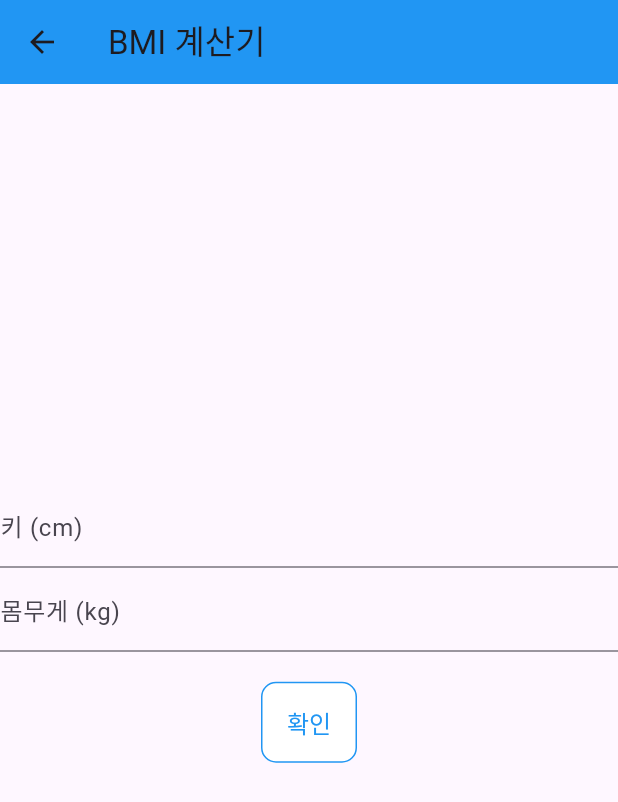
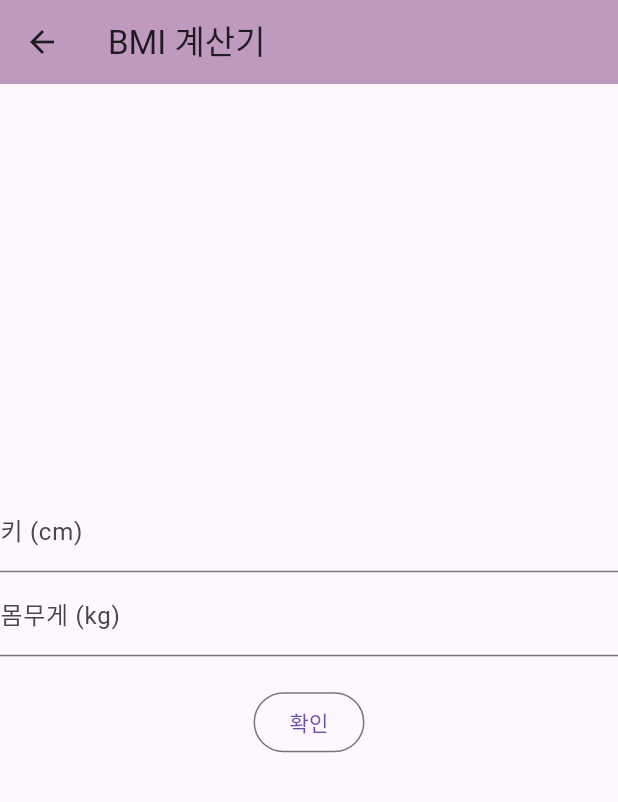
Before and after one commit to Kms3506/flutter_study, a Flutter app: the screen it shows after launch, after a tap on "BMI 계산기", on a phone screen of 412 x 824 dp. Shown: the top 802 px of the screen. Run offline on Flutter 3.47's test engine with Material 3 defaults, Android fonts, the phone set to English and light mode, and no system bars; our stand-ins replace sqflite, table_calendar; accounts and stored records are empty.

Commit message:
다크모드

```diff
--- a/flutter_study/lib/components/bmi.dart
+++ b/flutter_study/lib/components/bmi.dart
@@ -1,5 +1,5 @@
 import 'package:flutter/material.dart';
-import 'button_style.dart';
+//import 'button_style.dart';
 
 class Bmi extends StatefulWidget {
   @override
@@ -43,7 +43,7 @@ class _BmiState extends State<Bmi> {
                   });
                 }
               },
-              style: MyButtonStyle.outlinedButtonStyle,
+              //style: MyButtonStyle.outlinedButtonStyle,
               child: Text('확인'),
             ),
 
--- a/flutter_study/lib/components/memo.dart
+++ b/flutter_study/lib/components/memo.dart
@@ -1,5 +1,5 @@
 import 'package:flutter/material.dart';
-import 'button_style.dart';
+//import 'button_style.dart';
 import '../class/list1.dart';
 import '../database_helper.dart';
 
@@ -51,7 +51,7 @@ class _MemoScreenState extends State<Memo> {
                   onPressed: () {
                     _saveMemo(_memoController.text);
                   },
-                  style: MyButtonStyle.outlinedButtonStyle,
+                  //style: MyButtonStyle.outlinedButtonStyle,
                   child: Text('저장'),
                 ),
               ],
--- a/flutter_study/lib/components/screen1.dart
+++ b/flutter_study/lib/components/screen1.dart
@@ -1,37 +1,46 @@
 import 'package:flutter/material.dart';
 import 'bmi.dart';
-import 'button_style.dart';
+//import 'button_style.dart';
 import 'calendar.dart';
 
 class Screen1 extends StatelessWidget {
   @override
   Widget build(BuildContext context) {
+    // 화면의 너비를 가져오기 위해 MediaQuery를 사용합니다.
+    double screenWidth = MediaQuery.of(context).size.width;
+
     return Scaffold(
       body: Center(
         child: Column(
           mainAxisAlignment: MainAxisAlignment.center,
           children: <Widget>[
-            OutlinedButton(
+            SizedBox(
+              width: screenWidth * 0.9, // 화면 너비의 90%로 설정
+              child: OutlinedButton(
                 onPressed: () {
                   Navigator.push(
                     context,
                     MaterialPageRoute(builder: (context) => Bmi()),
                   );
                 },
-              style: MyButtonStyle.outlinedButtonStyle, // 버튼 스타일 적용
+                //style: MyButtonStyle.outlinedButtonStyle, // 버튼 스타일 적용
                 child: Text('BMI 계산기'),
               ),
+            ),
             SizedBox(height: 20),
-            OutlinedButton(
+            SizedBox(
+              width: screenWidth * 0.9, // 화면 너비의 90%로 설정
+              child: OutlinedButton(
                 onPressed: (){
                   Navigator.push(
                     context,
                     MaterialPageRoute(builder: (context) => CalendarScreen()),
                   );
                 },
-              style: MyButtonStyle.outlinedButtonStyle,
+                //style: MyButtonStyle.outlinedButtonStyle,
                 child: Text('캘린더'),
-            )
+              ),
+            ),
           ],
         ),
       ),
--- a/flutter_study/lib/components/screen3.dart
+++ b/flutter_study/lib/components/screen3.dart
@@ -1,13 +1,23 @@
 import 'package:flutter/material.dart';
+import '../main.dart';
 
 class Screen3 extends StatelessWidget {
   @override
   Widget build(BuildContext context) {
     return Scaffold(
       body: Center(
-        child: Text(
-          'This is the Settings Screen',
-          style: TextStyle(fontSize: 24.0),
+        child: Column(
+          mainAxisAlignment: MainAxisAlignment.center,
+          children: <Widget>[
+            SizedBox(height: 20),
+            SwitchListTile(
+              title: Text('Dark Mode'),
+              value: Theme.of(context).brightness == Brightness.dark,
+              onChanged: (bool value) {
+                MyApp.of(context)?.toggleTheme();
+              },
+            ),
+          ],
         ),
       ),
     );
--- a/flutter_study/lib/main.dart
+++ b/flutter_study/lib/main.dart
@@ -10,17 +10,48 @@ void main() {
   runApp(MyApp());
 }
 
-class MyApp extends StatelessWidget {
+class MyApp extends StatefulWidget {
+  static _MyAppState? of(BuildContext context) => context.findAncestorStateOfType<_MyAppState>();
+
+  @override
+  _MyAppState createState() => _MyAppState();
+}
+
+class _MyAppState extends State<MyApp> {
+  ThemeMode _themeMode = ThemeMode.light;
+
+  void toggleTheme() {
+    setState(() {
+      _themeMode = _themeMode == ThemeMode.light ? ThemeMode.dark : ThemeMode.light;
+    });
+  }
+
   @override
   Widget build(BuildContext context) {
     return MaterialApp(
       debugShowCheckedModeBanner: false,
-      title: 'Navigation Example',
+      title: '헬스 메모 앱',
       theme: ThemeData(
+        brightness: Brightness.light,
         appBarTheme: AppBarTheme(
-          color: Colors.blue, // AppBar의 색상 변경
+          color: Color.fromARGB(128, 130, 60, 128), // AppBar의 색상 변경
+        ),
+        buttonTheme: ButtonThemeData(
+          buttonColor: Colors.white, // 라이트 모드 버튼 배경색
+          textTheme: ButtonTextTheme.primary,
         ),
       ),
+      darkTheme: ThemeData(
+        brightness: Brightness.dark,
+        appBarTheme: AppBarTheme(
+          color: Color.fromARGB(128, 40, 18, 39), // 다크 모드에서 AppBar의 색상 변경
+        ),
+        buttonTheme: ButtonThemeData(
+          buttonColor: Colors.black, // 다크 모드 버튼 배경색
+          textTheme: ButtonTextTheme.primary,
+        ),
+      ),
+      themeMode: _themeMode,
       home: LoadingToMainScreen(), // 로딩 화면으로 설정
     );
   }
@@ -76,7 +107,7 @@ class _MyHomePageState extends State<MyHomePage> {
   Widget build(BuildContext context) {
     return Scaffold(
       appBar: AppBar(
-        title: Text('Navigation Example'),
+        title: Text('운동을 합시다'),
       ),
       body: _widgetOptions.elementAt(_selectedIndex),
       bottomNavigationBar: BottomNavigationBar(
@@ -95,7 +126,7 @@ class _MyHomePageState extends State<MyHomePage> {
           ),
         ],
         currentIndex: _selectedIndex,
-        selectedItemColor: Colors.blue,
+        //selectedItemColor: Colors.blue,
         onTap: _onItemTapped,
       ),
     );
```
Lines whose indentation alone changed are shown as unchanged.
